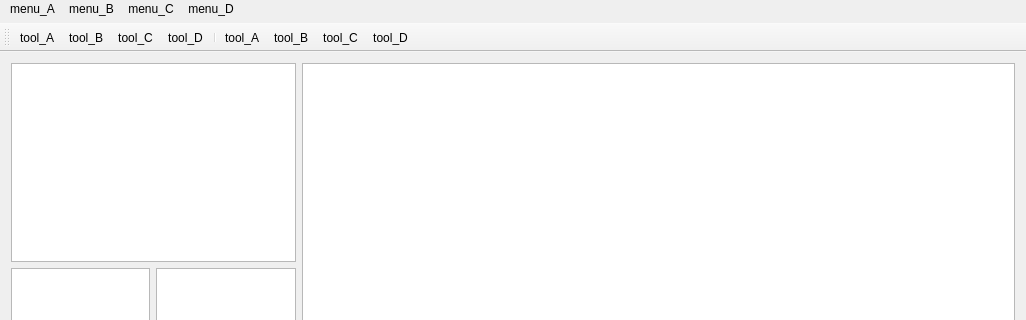
Qt form PyQt5Project/PivotTable/ui_PivotWindow.ui (FlysongMH/MyQtProject) before a commit; both pictures show x 0 to 1026 and y 0 to 320 of the 1026 by 600 pixel window.
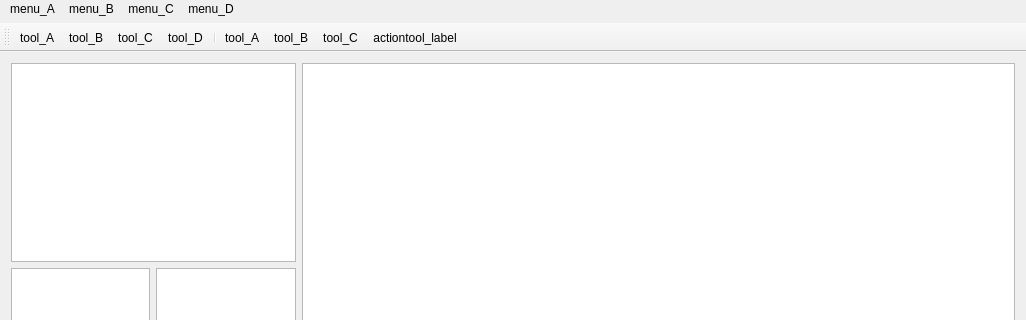
The same form after that commit. Icons and pictures are not drawn.

Diff of the .ui file:
```diff
--- a/PyQt5Project/PivotTable/ui_PivotWindow.ui
+++ b/PyQt5Project/PivotTable/ui_PivotWindow.ui
@@ -160,7 +160,7 @@
    <addaction name="actiontool_A_2"/>
    <addaction name="actiontool_B_2"/>
    <addaction name="actiontool_C_2"/>
-   <addaction name="actiontool_D_2"/>
+   <addaction name="actiontool_label"/>
   </widget>
   <widget class="QStatusBar" name="statusBar"/>
   <action name="actiontool_A">
@@ -219,12 +219,12 @@
     <string>tool_C</string>
    </property>
   </action>
-  <action name="actiontool_D_2">
+  <action name="actiontool_label">
    <property name="text">
-    <string>tool_D</string>
+    <string>actiontool_label</string>
    </property>
    <property name="toolTip">
-    <string>tool_D</string>
+    <string>actiontool_label</string>
    </property>
   </action>
   <action name="actionmenu_A1">
```
